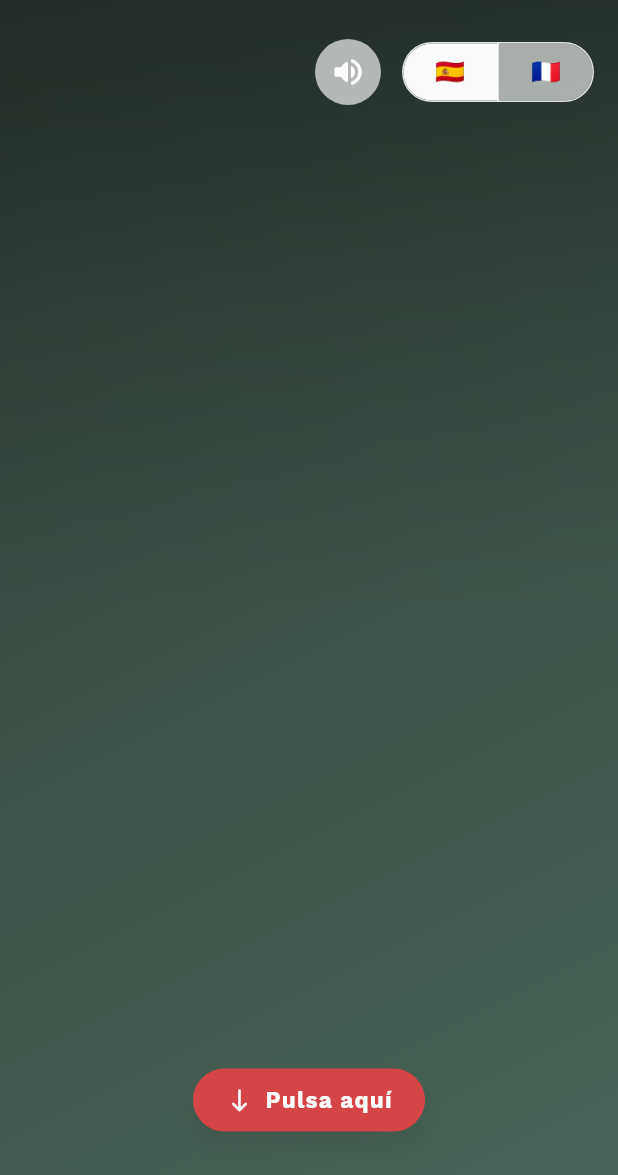
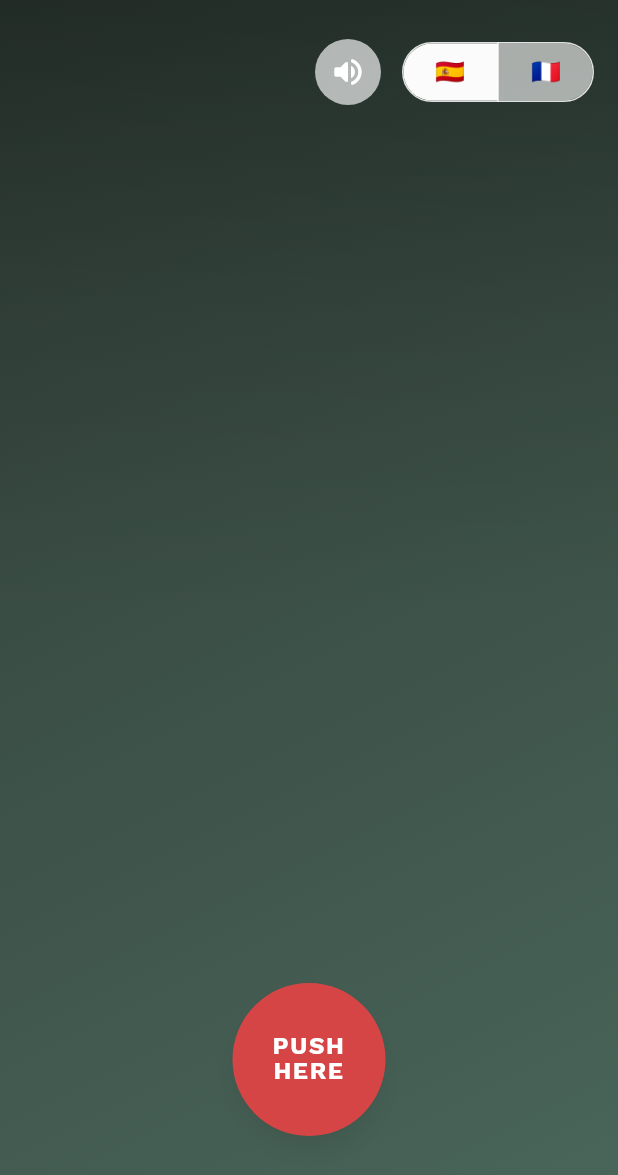
Before and after one commit to GonzaGarcia01914/ana_and_guille_wedding, a Flutter app: the screen it shows after launch, after a tap on "Toca para abrir", on a phone screen of 412 x 824 dp. Shown: the top 1175 px of the screen. Run offline on Flutter 3.47's test engine with Material 3 defaults, Android fonts, the phone set to English and light mode, and no system bars; our stand-ins replace google_fonts; missing offline and left inert: dart:html, dart:ui_web.

Commit message:
version_1.0.7

```diff
--- a/lib/main.dart
+++ b/lib/main.dart
@@ -191,17 +191,19 @@ class WeddingInvitationApp extends StatelessWidget {
 class WeddingInvitationPage extends StatefulWidget {
   const WeddingInvitationPage({super.key});
 
-  static const WeddingDetails details = WeddingDetails(
+  static final WeddingDetails details = WeddingDetails(
     coupleNames: 'Ana & Guilhem',
     videoUrl: 'assets/media/hero.mp4',
     audioUrl: 'assets/audio/Philippe_Katerine_-_Louxor_j_adore_recortada.mp3',
     mapUrl: 'https://maps.app.goo.gl/HyyjJ1SwnHrW1MUf9',
     rsvpEmail: 'anakarinagarcia@gmail.com',
     rsvpPhoneNumber: '595986206905',
+    eventStart: DateTime(2026, 9, 19, 12),
+    eventEnd: DateTime(2026, 9, 19, 23),
     localized: {
       InvitationLocale.es: LocaleStrings(
         heroTagline: '',
-        scrollPromptLabel: 'Pulsa aqu\u00ed',
+        scrollPromptLabel: 'PUSH\nHERE',
         celebrationDate:
             'Te esperamos el s\u00e1bado 19 de septiembre de 2026, a las 12:00 hs.',
         countdownTitle: 'Cuenta regresiva',
@@ -233,7 +235,7 @@ class WeddingInvitationPage extends StatefulWidget {
         whatsappButtonLabel: 'WhatsApp',
         emailSubject: 'Confirmaci\u00f3n de asistencia',
         whatsappMessage:
-            'Hola Guille, quiero confirmar mi asistencia a la boda de Ana y Guilhem.',
+            'Siiiii!!! Quiero confirmar mi presencia a su ceremonia del 19/09/26.',
         dressCodeLabel: 'Dress code',
         dressCode: 'Elegante relajado. Tonos neutros, tierra y naturales.',
         footerMessage:
@@ -243,7 +245,7 @@ class WeddingInvitationPage extends StatefulWidget {
       ),
       InvitationLocale.fr: LocaleStrings(
         heroTagline: '',
-        scrollPromptLabel: 'Appuie ici',
+        scrollPromptLabel: 'PUSH\nHERE',
         celebrationDate:
             "Nous t'attendons le samedi 19 septembre 2026 \u00e0 12h00 \u00e0 Monoblet.",
         countdownTitle: 'Compte \u00e0 rebours',
@@ -255,18 +257,18 @@ class WeddingInvitationPage extends StatefulWidget {
         minutesLabel: 'Minutes',
         secondsLabel: 'Secondes',
         storyLines: [
-          "Apr\u00e8s dix ans ensemble et tant d'aventures,",
+          "Apr\u00e8s 10 ans d'aventures ensemble,",
           'nous avons d\u00e9cid\u00e9 de vivre la plus Sp\u00e9ciale de Toutes.',
         ],
         storyInvite:
-            "Cette fois, nous voulons que tu en fasses partie et que tu nous accompagnes !",
+            "Cette fois, nous voulons que tu en fasses partie et que tu nous accompagnes!",
         locationTitle: 'Localisation',
         venueName: 'Le Chat',
         locationSummary: 'Monoblet, France',
         fullAddress: 'Le Chat, Monoblet, France',
         locationButtonLabel: 'Voir sur Google Maps',
         calendarButtonLabel: 'Ajouter au calendrier',
-        calendarTitle: 'Mariage',
+        calendarTitle: 'C\u00e9r\u00e9monie Ana & Guilhem',
         calendarDescription:
             "Nous c\u00e9l\u00e9brons notre mariage \u00e0 Le Chat, Monoblet. Nous t'attendons pour trinquer ensemble !",
         rsvpTitle: 'Confirmer ta pr\u00e9sence',
@@ -275,12 +277,12 @@ class WeddingInvitationPage extends StatefulWidget {
         whatsappButtonLabel: 'WhatsApp',
         emailSubject: 'Confirmation de pr\u00e9sence',
         whatsappMessage:
-            "Bonjour Guille ! Je souhaite confirmer ma pr\u00e9sence au mariage d'Ana et Guilhem.",
+            "Ouiiiii!!! Je souhaite confirmer ma pr\u00e9sence \u00e0 votre c\u00e9r\u00e9monie\ndu 19/09/26.",
         dressCodeLabel: 'Tenue',
         dressCode:
             '\u00c9l\u00e9gant d\u00e9contract\u00e9. Tons neutres, terre et naturels.',
         footerMessage:
-            'Merci de faire partie de ce moment si sp\u00e9cial pour nous !',
+            'Merci de faire partie de ce moment si sp\u00e9cial pour nous!',
         linkErrorMessage:
             "Nous n'avons pas pu ouvrir le lien. Tu peux le copier depuis l'invitation.",
       ),
@@ -293,7 +295,7 @@ class WeddingInvitationPage extends StatefulWidget {
 
 class _WeddingInvitationPageState extends State<WeddingInvitationPage> {
   final ScrollController _scrollController = ScrollController();
-  final DateTime _targetDate = DateTime(2026, 9, 19, 12);
+  final DateTime _targetDate = WeddingInvitationPage.details.eventStart;
   late final ValueNotifier<Duration> _countdownNotifier =
       ValueNotifier<Duration>(_timeRemaining());
   InvitationLocale _locale = InvitationLocale.es;
@@ -405,16 +407,37 @@ class _WeddingInvitationPageState extends State<WeddingInvitationPage> {
     }
   }
 
+  String _formatCalendarDate(DateTime date) {
+    final normalized = DateTime(
+      date.year,
+      date.month,
+      date.day,
+      date.hour,
+      date.minute,
+      date.second,
+    );
+    final year = normalized.year.toString().padLeft(4, '0');
+    final month = normalized.month.toString().padLeft(2, '0');
+    final day = normalized.day.toString().padLeft(2, '0');
+    final hour = normalized.hour.toString().padLeft(2, '0');
+    final minute = normalized.minute.toString().padLeft(2, '0');
+    final second = normalized.second.toString().padLeft(2, '0');
+    return '$year$month${day}T$hour$minute$second';
+  }
+
   String _buildCalendarUrl(WeddingDetails details, LocaleStrings strings) {
-    const start = '20261120T200000Z';
-    const end = '20261121T020000Z';
-    final title = Uri.encodeComponent(
-      '${details.coupleNames} · ${strings.calendarTitle}',
-    );
+    final start = _formatCalendarDate(details.eventStart);
+    final end = _formatCalendarDate(details.eventEnd);
+    final titleBase = strings.calendarTitle;
+    final titleText = titleBase.contains(details.coupleNames)
+        ? titleBase
+        : '${details.coupleNames} \u00b7 $titleBase';
+    final title = Uri.encodeComponent(titleText);
     final location = Uri.encodeComponent(strings.fullAddress);
     final description = Uri.encodeComponent(strings.calendarDescription);
 
-    return 'https://www.google.com/calendar/render?action=TEMPLATE&text=$title&dates=$start/$end&location=$location&details=$description';
+    const calendarTimeZone = 'Europe/Paris';
+    return 'https://www.google.com/calendar/render?action=TEMPLATE&text=$title&dates=$start/$end&location=$location&details=$description&ctz=$calendarTimeZone';
   }
 
   @override
@@ -736,8 +759,6 @@ class _HeroOverlayState extends State<_HeroOverlay>
   @override
   Widget build(BuildContext context) {
     final bool isWide = MediaQuery.of(context).size.width >= 720;
-    final double horizontalPadding = isWide ? 26 : 22;
-    final double verticalPadding = isWide ? 14 : 12;
     const Color buttonColor = Color(0xFFD64545);
 
     return Column(
@@ -751,25 +772,28 @@ class _HeroOverlayState extends State<_HeroOverlay>
               child: child,
             );
           },
-          child: ElevatedButton.icon(
+          child: SizedBox(
+            width: isWide ? 116 : 102,
+            height: isWide ? 116 : 102,
+            child: ElevatedButton(
               onPressed: widget.onScrollPromptTap,
               style: ElevatedButton.styleFrom(
                 backgroundColor: buttonColor,
                 foregroundColor: Colors.white,
                 elevation: 6,
                 shadowColor: Colors.black.withValues(alpha: 0.28),
-              padding: EdgeInsets.symmetric(
-                horizontal: horizontalPadding,
-                vertical: verticalPadding,
-              ),
-              shape: const StadiumBorder(),
-            ),
-            icon: const Icon(Icons.south_rounded),
-            label: Text(
+                shape: const CircleBorder(),
+                padding: EdgeInsets.zero,
+              ),
+              child: Text(
                 widget.scrollPromptLabel,
-              style: const TextStyle(
+                textAlign: TextAlign.center,
+                style: TextStyle(
                   fontWeight: FontWeight.w700,
-                letterSpacing: 0.8,
+                  letterSpacing: 1.1,
+                  fontSize: isWide ? 18 : 16,
+                  height: 1.05,
+                ),
               ),
             ),
           ),
@@ -1547,6 +1571,8 @@ class WeddingDetails {
     required this.mapUrl,
     required this.rsvpEmail,
     required this.rsvpPhoneNumber,
+    required this.eventStart,
+    required this.eventEnd,
     required this.localized,
   });
 
@@ -1557,6 +1583,8 @@ class WeddingDetails {
   final String mapUrl;
   final String rsvpEmail;
   final String rsvpPhoneNumber;
+  final DateTime eventStart;
+  final DateTime eventEnd;
   final Map<InvitationLocale, LocaleStrings> localized;
 
   LocaleStrings stringsFor(InvitationLocale locale) =>
```
Also changed, not shown: docs/assets/fonts/MaterialIcons-Regular.otf, 1 other file. Lines whose indentation alone changed are shown as unchanged.
